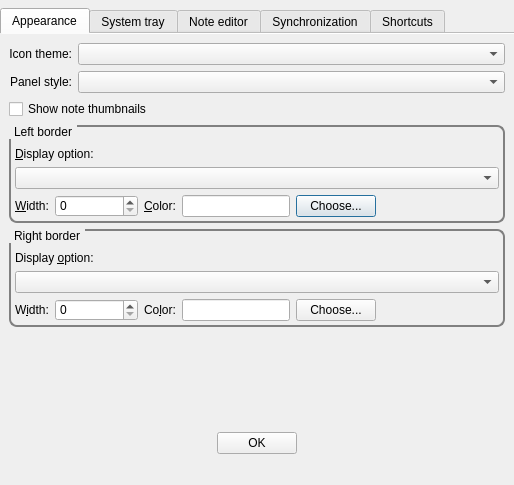
Before: the Qt Designer form src/dialogs/PreferencesDialog.ui in d1vanov/quentier, drawn with Qt 5.
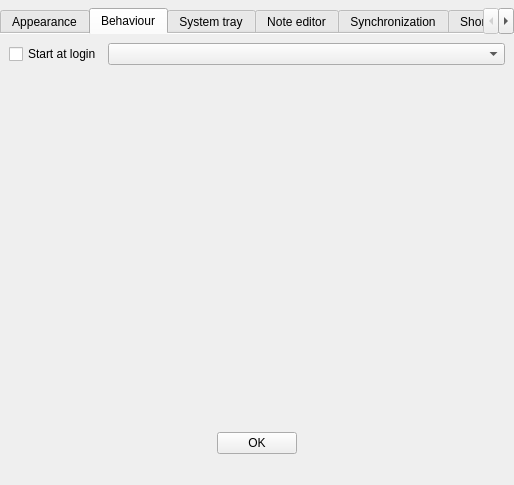
After: the same form once the commit is applied. The open tabs and pages were chosen to show the change. Custom widgets are drawn as their Qt base class.

Commit message: Add start at login checkbox and option to preferences dialog

Diff of the .ui file:
```diff
--- a/src/dialogs/PreferencesDialog.ui
+++ b/src/dialogs/PreferencesDialog.ui
@@ -382,6 +382,53 @@
        </item>
       </layout>
      </widget>
+     <widget class="QWidget" name="behaviourTab">
+      <attribute name="title">
+       <string>Behaviour</string>
+      </attribute>
+      <layout class="QVBoxLayout" name="verticalLayout_9">
+       <item>
+        <layout class="QHBoxLayout" name="startAtLoginHorizontalLayout">
+         <item>
+          <widget class="QCheckBox" name="startAtLoginCheckBox">
+           <property name="sizePolicy">
+            <sizepolicy hsizetype="Minimum" vsizetype="Fixed">
+             <horstretch>0</horstretch>
+             <verstretch>0</verstretch>
+            </sizepolicy>
+           </property>
+           <property name="text">
+            <string>Start at login</string>
+           </property>
+          </widget>
+         </item>
+         <item>
+          <widget class="QComboBox" name="startAtLoginOptionComboBox">
+           <property name="sizePolicy">
+            <sizepolicy hsizetype="Expanding" vsizetype="Fixed">
+             <horstretch>0</horstretch>
+             <verstretch>0</verstretch>
+            </sizepolicy>
+           </property>
+          </widget>
+         </item>
+        </layout>
+       </item>
+       <item>
+        <spacer name="verticalSpacer">
+         <property name="orientation">
+          <enum>Qt::Vertical</enum>
+         </property>
+         <property name="sizeHint" stdset="0">
+          <size>
+           <width>20</width>
+           <height>337</height>
+          </size>
+         </property>
+        </spacer>
+       </item>
+      </layout>
+     </widget>
      <widget class="QWidget" name="systemTrayTab">
       <attribute name="title">
        <string>System tray</string>
```
The commit also changes 2 other files.
